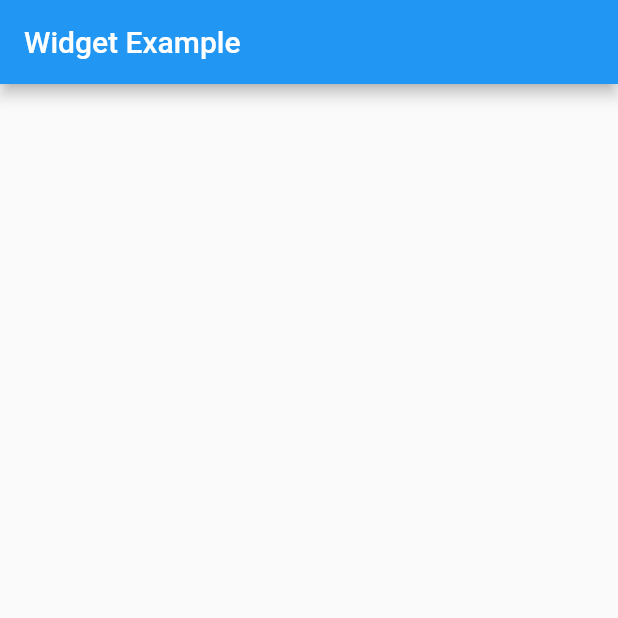
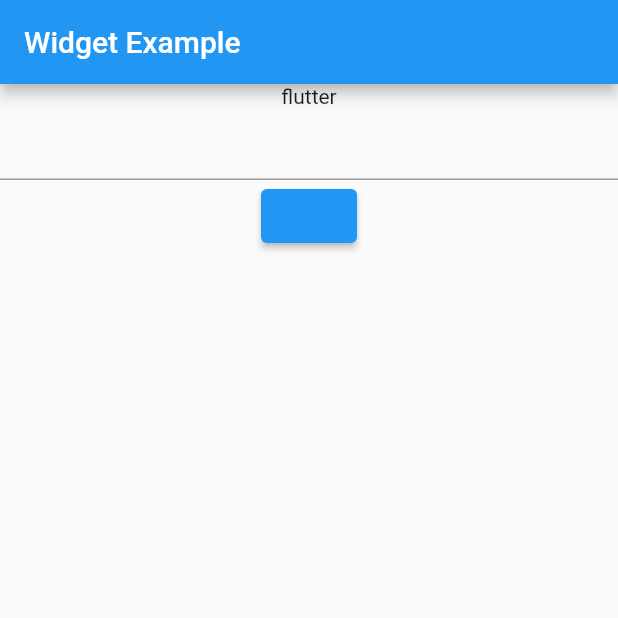
Before and after one commit to yeyoung8805/Flutter-Calculator, a Flutter app: the screen it shows after launch, on a phone screen of 412 x 824 dp, the top half of it. Run offline on Flutter 3.47's test engine with Material 2 defaults, Android fonts, the phone set to English and light mode, and no system bars.

Commit message:
make button

```diff
--- a/lib/main.dart
+++ b/lib/main.dart
@@ -30,7 +30,13 @@
       ),
       body: Container(
         child: Center(
-          child: Column(),
+          child: Column(
+            children: <Widget>[
+              Text('flutter'),
+              TextField(),
+              ElevatedButton(child: const Text(''), onPressed: () {})
+            ],
+          ),
         ),
       ),
     );
```
